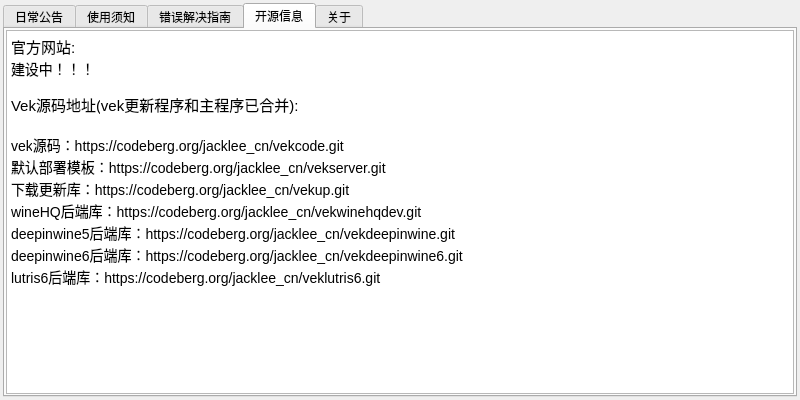
The window that ui/vekAbout.ui (gfdgd-xi/vekcode) describes before a commit, drawn with Qt 5.
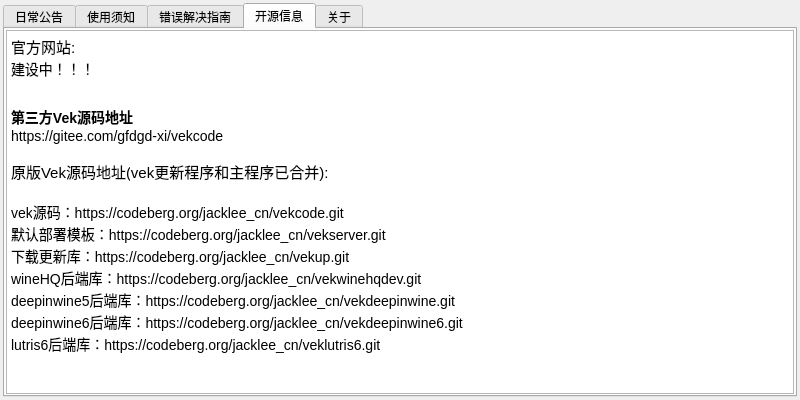
The same window after the commit. The open tabs and pages were chosen to show the change. Icons and pictures are not drawn.

Patch:
```diff
--- a/ui/vekAbout.ui
+++ b/ui/vekAbout.ui
@@ -229,7 +229,11 @@
 &lt;p style=&quot; margin-top:0px; margin-bottom:0px; margin-left:0px; margin-right:0px; -qt-block-indent:0; text-indent:0px; background-color:#ffffff;&quot;&gt;&lt;span style=&quot; font-family:'Sans'; font-size:11pt; color:#000000; background-color:#ffffff;&quot;&gt;官方网站:&lt;/span&gt;&lt;/p&gt;
 &lt;p style=&quot; margin-top:0px; margin-bottom:0px; margin-left:0px; margin-right:0px; -qt-block-indent:0; text-indent:0px; background-color:#ffffff;&quot;&gt;&lt;span style=&quot; background-color:#ffffff;&quot;&gt;建设中！！！&lt;/span&gt;&lt;/p&gt;
 &lt;p style=&quot;-qt-paragraph-type:empty; margin-top:0px; margin-bottom:0px; margin-left:0px; margin-right:0px; -qt-block-indent:0; text-indent:0px; font-family:'Sans'; font-size:8pt; color:#000000; background-color:#ffffff;&quot;&gt;&lt;br /&gt;&lt;/p&gt;
-&lt;p style=&quot; margin-top:0px; margin-bottom:0px; margin-left:0px; margin-right:0px; -qt-block-indent:0; text-indent:0px; background-color:#ffffff;&quot;&gt;&lt;span style=&quot; font-family:'Sans'; font-size:11pt; color:#000000; background-color:#ffffff;&quot;&gt;Vek源码地址(vek更新程序和主程序已合并):&lt;/span&gt;&lt;/p&gt;
+&lt;p style=&quot;-qt-paragraph-type:empty; margin-top:0px; margin-bottom:0px; margin-left:0px; margin-right:0px; -qt-block-indent:0; text-indent:0px; font-family:'Sans'; font-size:8pt; color:#000000; background-color:#ffffff;&quot;&gt;&lt;br /&gt;&lt;/p&gt;
+&lt;p style=&quot; margin-top:0px; margin-bottom:0px; margin-left:0px; margin-right:0px; -qt-block-indent:0; text-indent:0px; background-color:#ffffff;&quot;&gt;&lt;span style=&quot; font-weight:600; background-color:#ffffff;&quot;&gt;第三方Vek源码地址&lt;/span&gt;&lt;/p&gt;
+&lt;p style=&quot; margin-top:0px; margin-bottom:0px; margin-left:0px; margin-right:0px; -qt-block-indent:0; text-indent:0px; background-color:#ffffff;&quot;&gt;&lt;span style=&quot; background-color:#ffffff;&quot;&gt;https://gitee.com/gfdgd-xi/vekcode&lt;/span&gt;&lt;/p&gt;
+&lt;p style=&quot;-qt-paragraph-type:empty; margin-top:0px; margin-bottom:0px; margin-left:0px; margin-right:0px; -qt-block-indent:0; text-indent:0px; background-color:#ffffff;&quot;&gt;&lt;br /&gt;&lt;/p&gt;
+&lt;p style=&quot; margin-top:0px; margin-bottom:0px; margin-left:0px; margin-right:0px; -qt-block-indent:0; text-indent:0px; background-color:#ffffff;&quot;&gt;&lt;span style=&quot; font-family:'Sans'; font-size:11pt; color:#000000; background-color:#ffffff;&quot;&gt;原版Vek源码地址(vek更新程序和主程序已合并):&lt;/span&gt;&lt;/p&gt;
 &lt;p style=&quot;-qt-paragraph-type:empty; margin-top:0px; margin-bottom:0px; margin-left:0px; margin-right:0px; -qt-block-indent:0; text-indent:0px; font-family:'Sans'; font-size:11pt; color:#000000; background-color:#ffffff;&quot;&gt;&lt;br /&gt;&lt;/p&gt;
 &lt;p style=&quot; margin-top:0px; margin-bottom:0px; margin-left:0px; margin-right:0px; -qt-block-indent:0; text-indent:0px; background-color:#ffffff;&quot;&gt;&lt;span style=&quot; background-color:#ffffff;&quot;&gt;vek源码：https://codeberg.org/jacklee_cn/vekcode.git&lt;/span&gt;&lt;/p&gt;
 &lt;p style=&quot; margin-top:0px; margin-bottom:0px; margin-left:0px; margin-right:0px; -qt-block-indent:0; text-indent:0px;&quot;&gt;&lt;span style=&quot; background-color:#ffffff;&quot;&gt;默认部署模板：https://codeberg.org/jacklee_cn/vekserver.git&lt;/span&gt;&lt;/p&gt;
```
Left out of the diff: 4 changed lines with no effect on the pictures.
